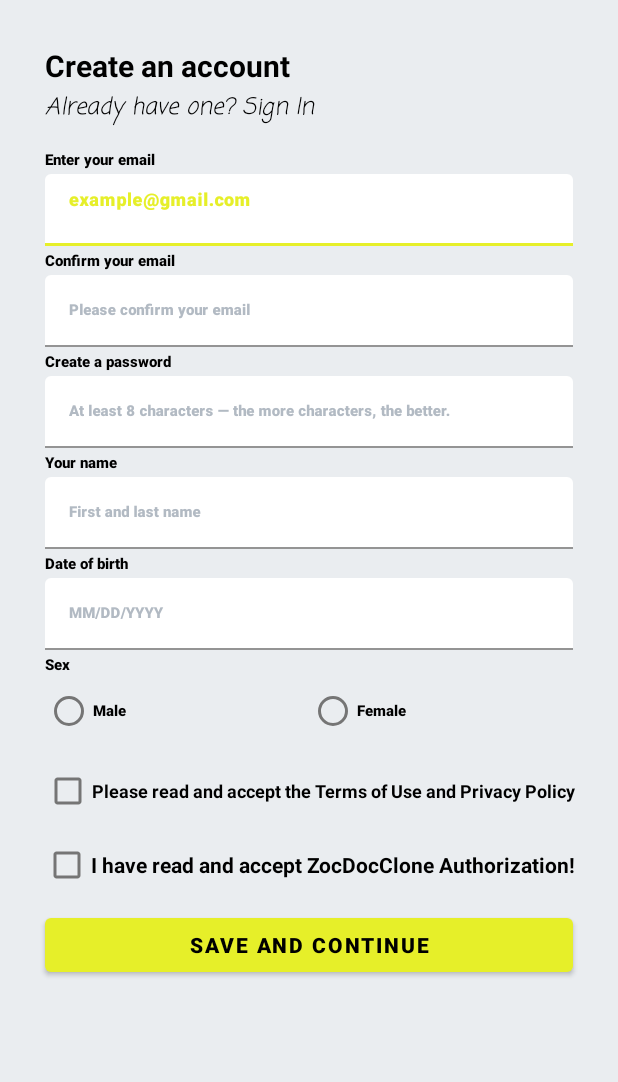
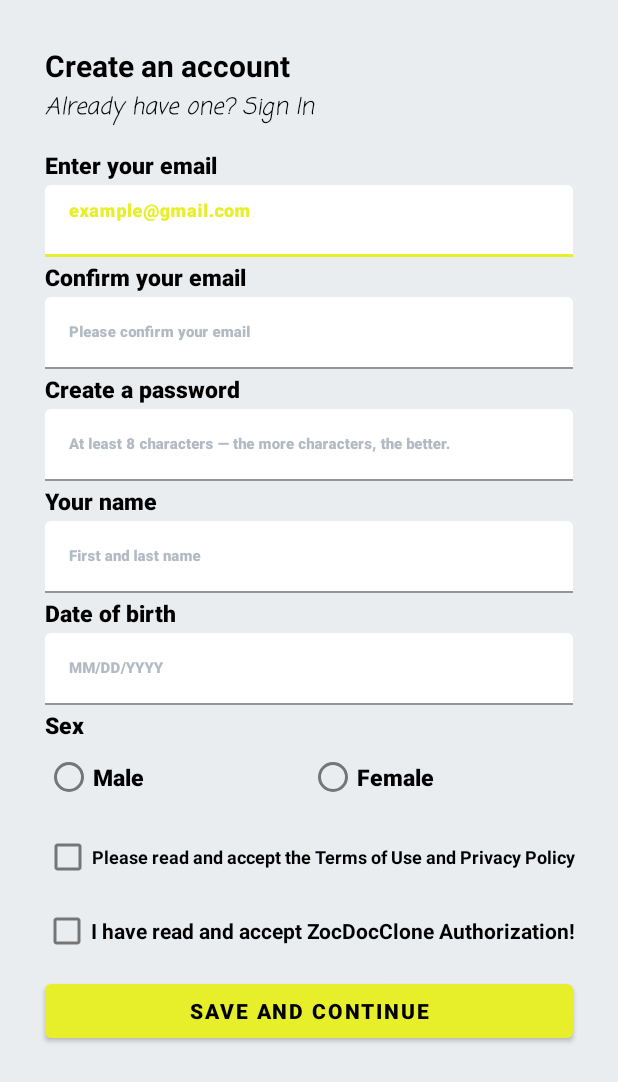
Before and after one commit to andreichirita2019/seminar-android, an Android app: the SignUpActivity screen opened directly, with no data from a screen before it, on a phone screen of 412 x 824 dp. Shown: the top 1082 px of the screen. Run offline under Robolectric (Android 15) with nearby library versions, the phone set to English and light mode, and no system bars.

Commit message:
Update properties from MainActivity and SignUpActivity

```diff
--- a/app/src/main/res/layout/activity_main.xml
+++ b/app/src/main/res/layout/activity_main.xml
@@ -32,7 +32,7 @@
         android:layout_marginStart="30dp"
         android:layout_marginEnd="30dp"
         android:textStyle="bold"
-        android:textSize="20sp"
+        android:textSize="25sp"
         android:fontFamily="sans-serif-condensed"/>
 
     <com.google.android.material.textfield.TextInputLayout
@@ -55,6 +55,7 @@
             android:textStyle="italic"
             android:fontFamily="sans-serif-condensed"
             android:textSize="12sp"
+            android:inputType="text"
             />
     </com.google.android.material.textfield.TextInputLayout>
 
@@ -78,6 +79,7 @@
             android:textStyle="italic"
             android:fontFamily="sans-serif-condensed"
             android:textSize="12sp"
+            android:inputType="textPassword"
             />
     </com.google.android.material.textfield.TextInputLayout>
 
--- a/app/src/main/res/layout/activity_sign_up.xml
+++ b/app/src/main/res/layout/activity_sign_up.xml
@@ -48,7 +48,7 @@
         android:layout_marginStart="30dp"
         android:text="@string/tv_sign_up_activity_enter_your_email"
         android:textStyle="bold"
-        android:textSize="10sp"
+        android:textSize="15sp"
         android:fontFamily="sans-serif-black">
     </TextView>
 
@@ -86,7 +86,7 @@
         android:layout_marginStart="30dp"
         android:text="@string/tv_sign_up_activity_confirm_your_email"
         android:textStyle="bold"
-        android:textSize="10sp"
+        android:textSize="15sp"
         android:fontFamily="sans-serif-black">
     </TextView>
 
@@ -125,7 +125,7 @@
         android:layout_marginStart="30dp"
         android:text="@string/tv_sign_up_activity_create_a_password"
         android:textStyle="bold"
-        android:textSize="10sp"
+        android:textSize="15sp"
         android:fontFamily="sans-serif-black">
     </TextView>
 
@@ -164,7 +164,7 @@
         android:layout_marginStart="30dp"
         android:text="@string/tv_sign_up_activity_your_name"
         android:textStyle="bold"
-        android:textSize="10sp"
+        android:textSize="15sp"
         android:fontFamily="sans-serif-black">
     </TextView>
 
@@ -202,7 +202,7 @@
         android:layout_marginStart="30dp"
         android:text="@string/tv_sign_up_activity_date_of_birth"
         android:textStyle="bold"
-        android:textSize="10sp"
+        android:textSize="15sp"
         android:fontFamily="sans-serif-black">
     </TextView>
 
@@ -240,7 +240,7 @@
         android:layout_marginStart="30dp"
         android:text="@string/tv_sign_up_activity_sex"
         android:textStyle="bold"
-        android:textSize="10sp"
+        android:textSize="15sp"
         android:fontFamily="sans-serif-black">
     </TextView>
 
@@ -268,7 +268,7 @@
                 android:layout_weight="1"
                 android:text="@string/rb_male_option"
                 android:textStyle="bold"
-                android:textSize="10sp"
+                android:textSize="15sp"
                 android:fontFamily="sans-serif-black">
             </RadioButton>
 
@@ -279,7 +279,7 @@
                 android:layout_weight="1"
                 android:text="@string/rb_female_option"
                 android:textStyle="bold"
-                android:textSize="10sp"
+                android:textSize="15sp"
                 android:fontFamily="sans-serif-black">
             </RadioButton>
 
--- a/app/src/main/res/values/strings.xml
+++ b/app/src/main/res/values/strings.xml
@@ -4,7 +4,7 @@
     <string name="tie_sign_in_password">password</string>
     <string name="tie_sign_in_email_address">email address</string>
     <string name="tv_main_sign_in_forgot_your_password">Forgot your password?</string>
-    <string name="tv_main_sign_in_new_to_zocdoc">New to ZocdDocClone?</string>
+    <string name="tv_main_sign_in_new_to_zocdoc">New to ZocDocClone?</string>
     <string name="tv_sign_up_activity_create_an_account">Create an account</string>
     <string name="tv_sign_up_activity_already_have_one_sign_in">Already have one? Sign In</string>
     <string name="tv_sign_up_activity_enter_your_email">Enter your email</string>
```
